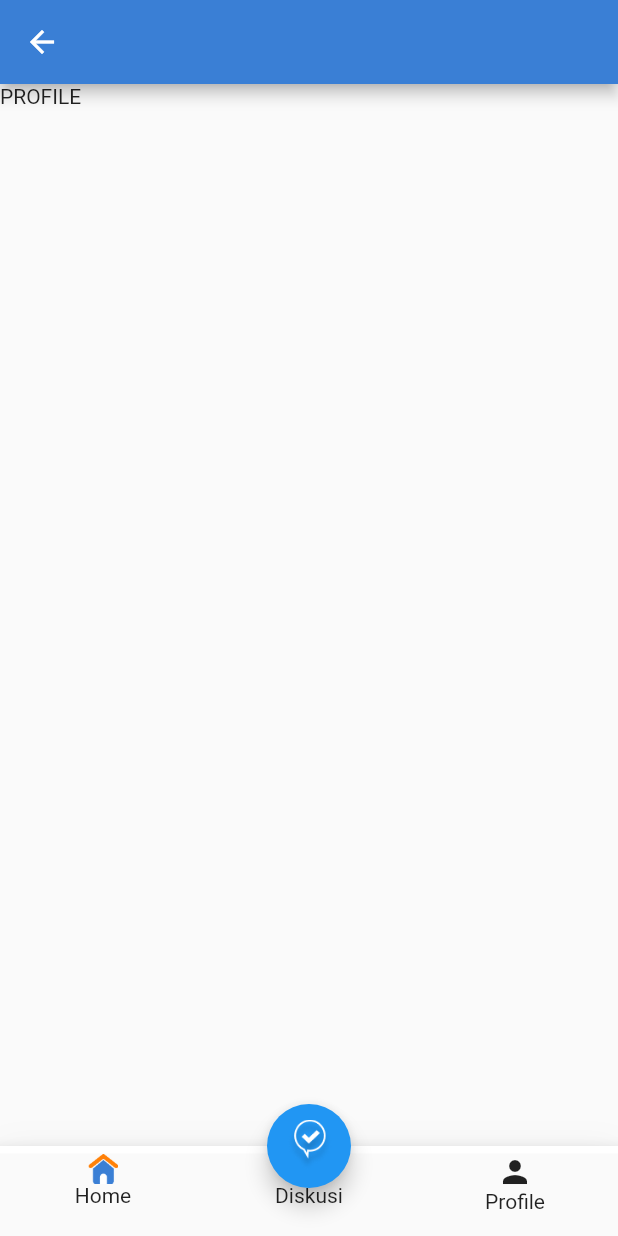
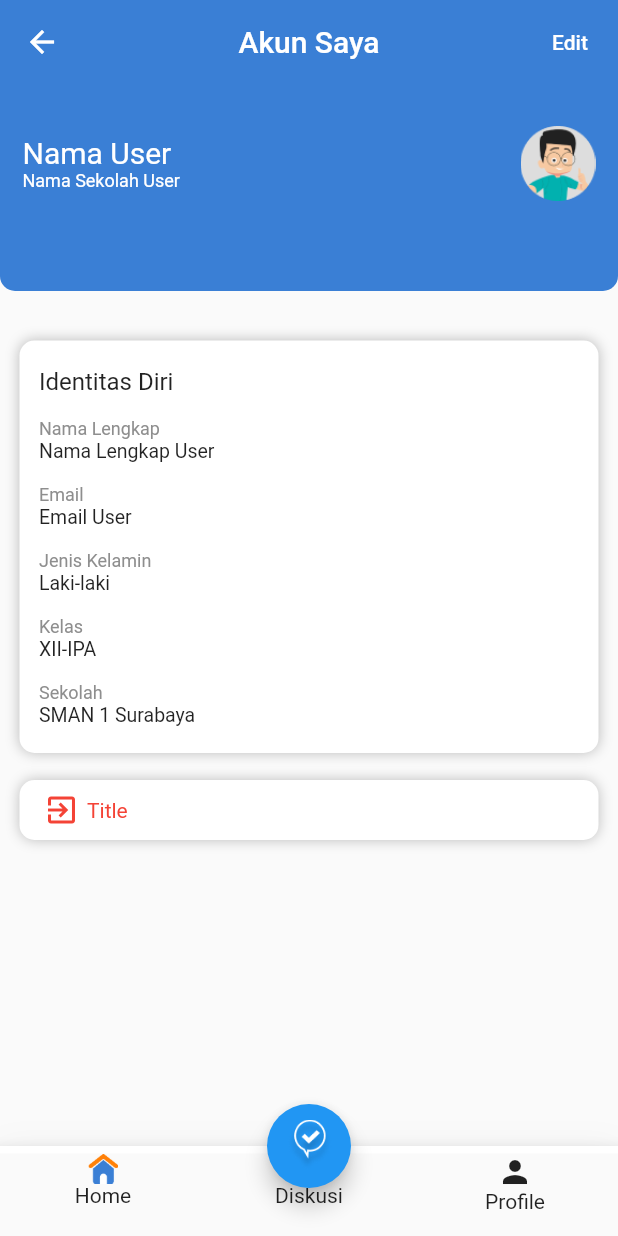
Before and after one commit to adamramadhn/lms, a Flutter app: the MainPage screen opened by its route, swiped to page 3, on a phone screen of 412 x 824 dp. Run offline on Flutter 3.47's test engine with Material 2 defaults, Android fonts, the phone set to English and light mode, and no system bars; our stand-ins replace google_fonts.

Commit message:
add profile page widget

```diff
--- a/lib/main.dart
+++ b/lib/main.dart
@@ -4,6 +4,7 @@ import 'package:lms/view/login_page.dart';
 import 'package:lms/view/main/discuss/chat_page.dart';
 import 'package:lms/view/main/latihan_soal/mapel_page.dart';
 import 'package:lms/view/main/latihan_soal/paket_soal_page.dart';
+import 'package:lms/view/main/profile/profile_page.dart';
 import 'package:lms/view/main_page.dart';
 import 'package:lms/view/register_page.dart';
 import 'package:lms/view/splash_screen.dart';
@@ -32,6 +33,7 @@ class MyApp extends StatelessWidget {
         ChatPage.route: (context) => const ChatPage(),
         MapelPage.route: (context) => const MapelPage(),
         PaketSoalPage.route: (context) => const PaketSoalPage(),
+        ProfilePage.route: (context) => const ProfilePage(),
       },
     );
   }
--- a/lib/view/main/profile/profile_page.dart
+++ b/lib/view/main/profile/profile_page.dart
@@ -1,9 +1,9 @@
-import 'package:flutter/cupertino.dart';
 import 'package:flutter/material.dart';
+import 'package:lms/constant/r.dart';
 
 class ProfilePage extends StatefulWidget {
   const ProfilePage({Key? key}) : super(key: key);
-
+  static String route = "profile_page";
   @override
   State<ProfilePage> createState() => _ProfilePageState();
 }
@@ -12,9 +12,178 @@ class _ProfilePageState extends State<ProfilePage> {
   @override
   Widget build(BuildContext context) {
     return Scaffold(
-      appBar: AppBar(),
+      appBar: AppBar(
+        elevation: 0,
+        title: const Text("Akun Saya"),
+        centerTitle: true,
+        actions: [
+          TextButton(
+            onPressed: () {},
+            child: const Text(
+              "Edit",
+              style: TextStyle(color: Colors.white),
+            ),
+          ),
+        ],
+      ),
       body: Column(
-        children: const [Text("PROFILE")],
+        children: [
+          Container(
+            padding:
+                const EdgeInsets.only(top: 28, bottom: 60, right: 15, left: 15),
+            decoration: BoxDecoration(
+                color: R.colors.primary,
+                borderRadius: const BorderRadius.only(
+                    bottomLeft: Radius.circular(10),
+                    bottomRight: Radius.circular(10))),
+            child: Row(
+              children: [
+                Expanded(
+                  child: Column(
+                    crossAxisAlignment: CrossAxisAlignment.start,
+                    children: const [
+                      Text(
+                        "Nama User",
+                        style: TextStyle(
+                            color: Colors.white,
+                            fontSize: 20,
+                            fontWeight: FontWeight.w400),
+                      ),
+                      Text(
+                        "Nama Sekolah User",
+                        style: TextStyle(
+                            color: Colors.white,
+                            fontSize: 12,
+                            fontWeight: FontWeight.w400),
+                      ),
+                    ],
+                  ),
+                ),
+                Image.asset(
+                  R.assets.imgProfile,
+                  width: 50,
+                  height: 50,
+                )
+              ],
+            ),
+          ),
+          const SizedBox(
+            height: 15,
+          ),
+          Container(
+            width: double.infinity,
+            decoration: BoxDecoration(
+              color: Colors.white,
+              borderRadius: BorderRadius.circular(10),
+              boxShadow: [
+                BoxShadow(
+                  blurRadius: 7,
+                  color: Colors.black.withOpacity(0.25),
+                ),
+              ],
+            ),
+            padding: const EdgeInsets.symmetric(vertical: 18, horizontal: 13),
+            margin: const EdgeInsets.symmetric(vertical: 18, horizontal: 13),
+            child: Column(
+              crossAxisAlignment: CrossAxisAlignment.start,
+              children: [
+                const Text(
+                  "Identitas Diri",
+                  style: TextStyle(fontSize: 16),
+                ),
+                const SizedBox(
+                  height: 15,
+                ),
+                Text(
+                  "Nama Lengkap",
+                  style:
+                      TextStyle(color: R.colors.greySubtitleHome, fontSize: 12),
+                ),
+                const Text(
+                  "Nama Lengkap User",
+                  style: TextStyle(fontSize: 13),
+                ),
+                const SizedBox(
+                  height: 15,
+                ),
+                Text(
+                  "Email",
+                  style:
+                      TextStyle(color: R.colors.greySubtitleHome, fontSize: 12),
+                ),
+                const Text(
+                  "Email User",
+                  style: TextStyle(fontSize: 13),
+                ),
+                const SizedBox(
+                  height: 15,
+                ),
+                Text(
+                  "Jenis Kelamin",
+                  style:
+                      TextStyle(color: R.colors.greySubtitleHome, fontSize: 12),
+                ),
+                const Text(
+                  "Laki-laki",
+                  style: TextStyle(fontSize: 13),
+                ),
+                const SizedBox(
+                  height: 15,
+                ),
+                Text(
+                  "Kelas",
+                  style:
+                      TextStyle(color: R.colors.greySubtitleHome, fontSize: 12),
+                ),
+                const Text(
+                  "XII-IPA",
+                  style: TextStyle(fontSize: 13),
+                ),
+                const SizedBox(
+                  height: 15,
+                ),
+                Text(
+                  "Sekolah",
+                  style:
+                      TextStyle(color: R.colors.greySubtitleHome, fontSize: 12),
+                ),
+                const Text(
+                  "SMAN 1 Surabaya",
+                  style: TextStyle(fontSize: 13),
+                ),
+              ],
+            ),
+          ),
+          Container(
+            margin: const EdgeInsets.symmetric(horizontal: 13),
+            padding: const EdgeInsets.symmetric(horizontal: 16, vertical: 8),
+            decoration: BoxDecoration(
+              color: Colors.white,
+              borderRadius: BorderRadius.circular(10),
+              boxShadow: [
+                BoxShadow(
+                  blurRadius: 7,
+                  color: Colors.black.withOpacity(0.25),
+                ),
+              ],
+            ),
+            child: Row(
+              children: const [
+                Icon(
+                  Icons.exit_to_app,
+                  color: Colors.red,
+                ),
+                SizedBox(
+                  width: 5,
+                ),
+                Text(
+                  "Title",
+                  style: TextStyle(color: Colors.red),
+                ),
+              ],
+            ),
+          )
+        ],
       ),
     );
   }
```
